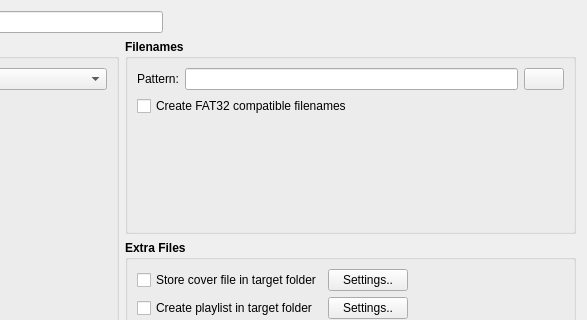
Before: the Qt Designer form dialogs/profiledatawidgetUI.ui in marco-mania/audex-old, drawn with Qt 5; both pictures show x 340 to 927 and y 0 to 320 of the 927 by 424 pixel window.
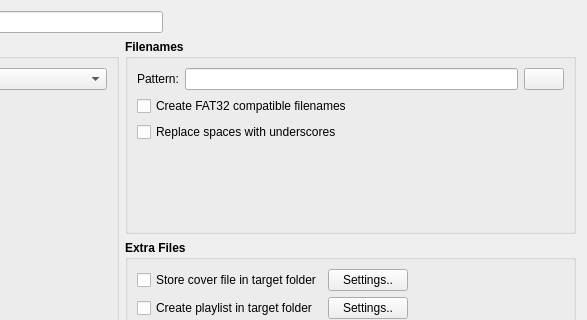
After: the same form once the commit is applied. Custom widgets are drawn as their Qt base class.

Diff of the .ui file:
```diff
--- a/dialogs/profiledatawidgetUI.ui
+++ b/dialogs/profiledatawidgetUI.ui
@@ -166,6 +166,19 @@
        </widget>
       </item>
       <item row="2" column="0">
+       <widget class="QCheckBox" name="checkBox_underscore">
+        <property name="font">
+         <font>
+          <weight>50</weight>
+          <bold>false</bold>
+         </font>
+        </property>
+        <property name="text">
+         <string>Replace spaces with underscores</string>
+        </property>
+       </widget>
+      </item>
+      <item row="3" column="0">
        <spacer name="verticalSpacer">
         <property name="orientation">
          <enum>Qt::Vertical</enum>
```
